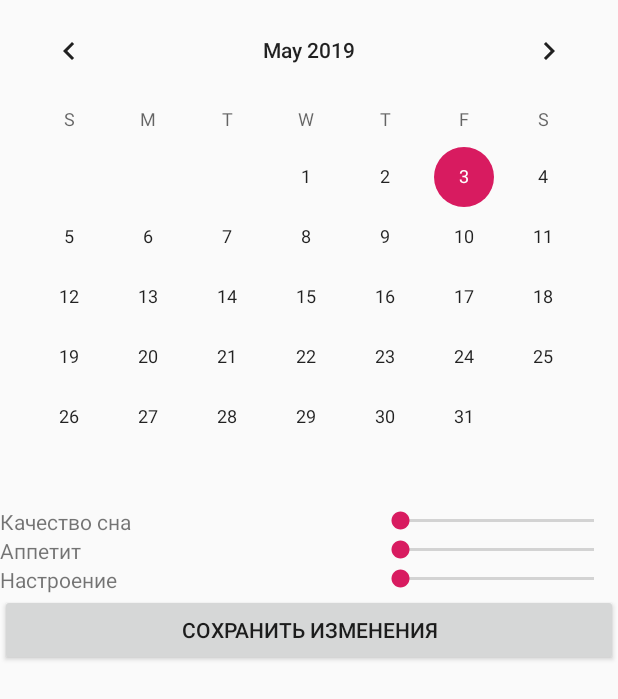
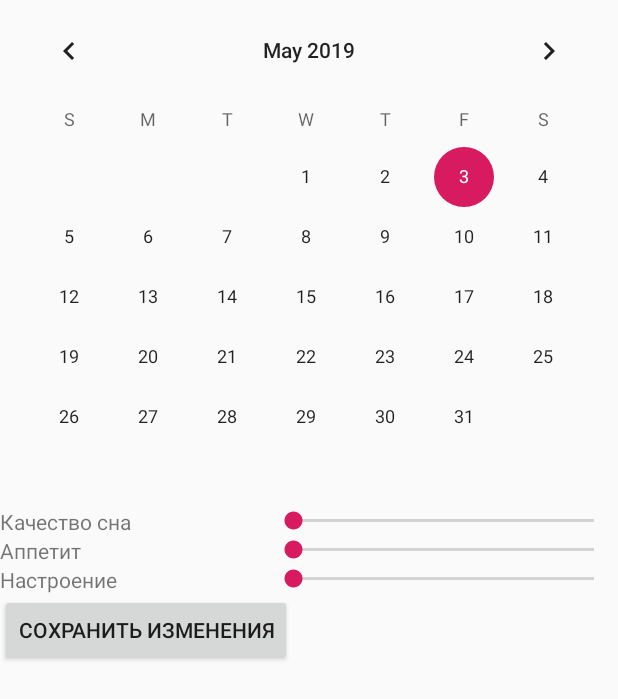
Before and after one commit to RedheartWR/MentCare, an Android app: the layout activity_main.xml on its own in the app's theme, with its tools: preview values and no code run, on a phone screen of 412 x 824 dp. Shown: the top 699 px of the screen. Run offline under Robolectric (Android 15) with nearby library versions, the light colour scheme and no system bars.

Commit message:
Bug fixed. Main ctivity done

```diff
--- a/app/src/main/java/com/example/tanya_green/mentcare/GraphicsActivity.java
+++ b/app/src/main/java/com/example/tanya_green/mentcare/GraphicsActivity.java
@@ -5,7 +5,7 @@ import android.os.Bundle;
 import android.view.Menu;
 import android.view.MenuItem;
 import android.content.Intent;
-
+import android.view.View;
 import java.util.ArrayList;
 
 import im.dacer.androidcharts.LineView;
@@ -35,4 +35,6 @@ public class GraphicsActivity extends AppCompatActivity {
         }
         return true;
     }
+
+    public void onCheckboxClicked(View view) {}
 }
--- a/app/src/main/res/layout/activity_main.xml
+++ b/app/src/main/res/layout/activity_main.xml
@@ -70,16 +70,13 @@
                 android:progress="0"
                 android:max="10" />
         </TableRow>
-            <TableRow>
-                <Button
-                    android:text="Сохранить изменения"
-                    android:layout_width="match_parent"
-                    android:layout_height="wrap_content"
-                    android:layout_weight="1"
-                    android:onClick="saveChanges"/>
-            </TableRow>
         </TableLayout>
-
+        <Button
+            android:text="Сохранить изменения"
+            android:layout_width="wrap_content"
+            android:layout_height="0dp"
+            android:layout_weight="1"
+            android:onClick="saveChanges"/>
     </LinearLayout>
     </ScrollView>
 
```
Also changed, not shown: app/src/main/java/com/example/tanya_green/mentcare/MainActivity.java (+39 -3 lines), app/src/main/res/layout/activity_graphics.xml (+19 -7 lines).
